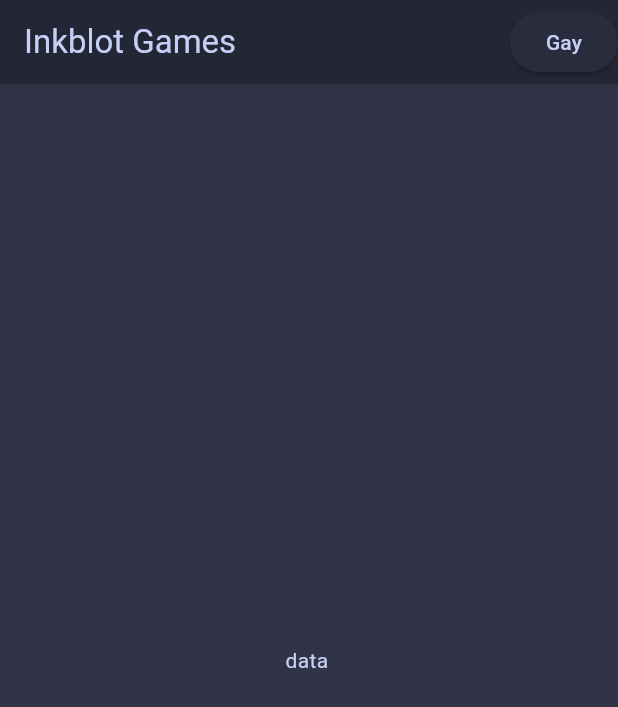
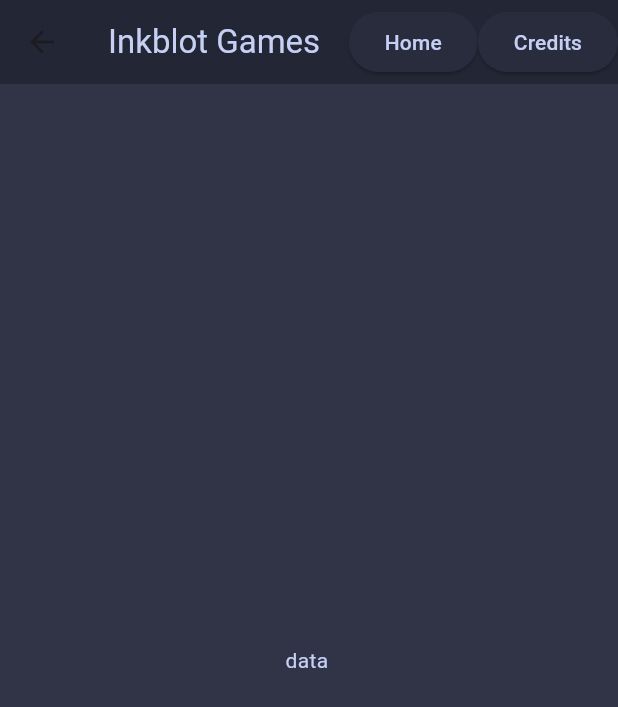
Before and after one commit to Ultrasquid9/Website, a Flutter app: the Home screen opened directly, on a phone screen of 412 x 824 dp. Shown: the top 707 px of the screen. Run offline on Flutter 3.47's test engine with Material 3 defaults, Android fonts, the phone set to English and light mode, and no system bars; our stand-ins replace go_router.

Commit message:
Improved navigation

```diff
--- a/lib/main.dart
+++ b/lib/main.dart
@@ -1,6 +1,7 @@
 import 'package:flutter/material.dart';
 import 'package:website/credits.dart';
 import 'package:website/home.dart';
+import 'package:go_router/go_router.dart';
 
 void main() {
 	runApp(const Website());
@@ -11,18 +12,34 @@ class Website extends StatelessWidget {
 
 	@override
 	Widget build(BuildContext context) {
-		return MaterialApp(
+		return MaterialApp.router(
+			title: "inkblot Games",
+
 			theme: ThemeData(
 				useMaterial3: true,
 
 				scaffoldBackgroundColor: const Color.fromARGB(255, 48, 52, 70),
 			),
 
-			title: "Website",
-			home: const Home(title: 'Inkblot Games')
+			routerConfig: _router,
 		);
 	}
 }
+
+final _router = GoRouter(
+	initialLocation: '/',
+
+	routes: [
+		GoRoute(
+			path: '/',
+			builder: (context, state) => const Home(title: "Home")
+		),
+		GoRoute(
+			path: '/credits',
+			builder: (context, state) => const Credits(title: "Credits")
+		)
+	]
+);
 
 /// Gets the style for text
 TextStyle getTextStyle() {
@@ -31,11 +48,15 @@ TextStyle getTextStyle() {
 	);
 }
 
-/// Gets the style for buttons
-ButtonStyle getButtonStyle() {
-	return ElevatedButton.styleFrom(
-		backgroundColor: const Color.fromARGB(255, 41, 44, 60),
-	);
+/// Creates a button
+ElevatedButton createButton(VoidCallback onPressed, BuildContext context, String title) {
+    return ElevatedButton(
+        style: ElevatedButton.styleFrom(
+		    backgroundColor: const Color.fromARGB(255, 41, 44, 60),
+	    ),
+        onPressed: onPressed,
+        child: Text(title, style: getTextStyle())
+    );
 }
 
 /// Gets the navigation bar at the top of the website
@@ -44,16 +65,16 @@ AppBar getBar(BuildContext context) {
 		backgroundColor: const Color.fromARGB(255, 35, 38, 52),
 		title: Text("Inkblot Games", style: getTextStyle()),
 		actions: <Widget>[
-			ElevatedButton(
-				onPressed: () {
-                    Navigator.push(context, MaterialPageRoute(builder: (context) {
-                        return const Credits(title: 'Credits');
-                    }));
-				},
-
-				style: getButtonStyle(),
-				child: Text("Gay", style: getTextStyle())
-			)
+            createButton(
+                () => context.go("/"),
+                context,
+                "Home"
+            ),
+            createButton(
+                () => context.go("/credits"),
+                context,
+                "Credits"
+            )
 		],
 	);
 }
--- a/pubspec.yaml
+++ b/pubspec.yaml
@@ -16,6 +16,7 @@ dev_dependencies:
   flutter_test:
     sdk: flutter
   flutter_lints: ^4.0.0
+  go_router: ^14.3.0
 
 # For information on the generic Dart part of this file, see the
 # following page: https://dart.dev/tools/pub/pubspec
```
Also changed, not shown: pubspec.lock.
